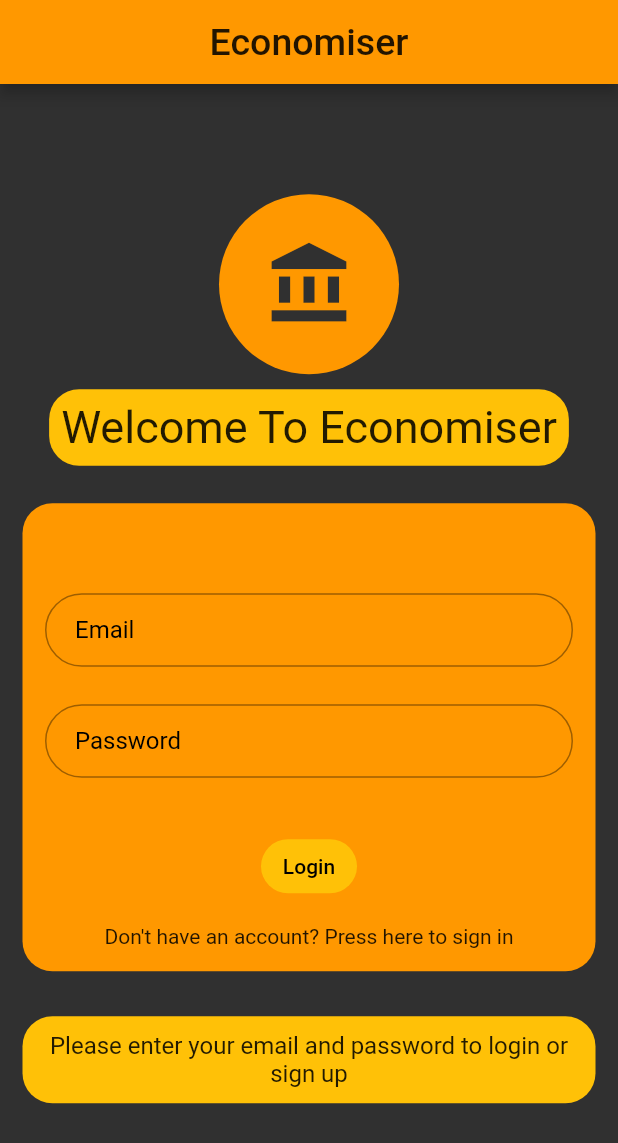
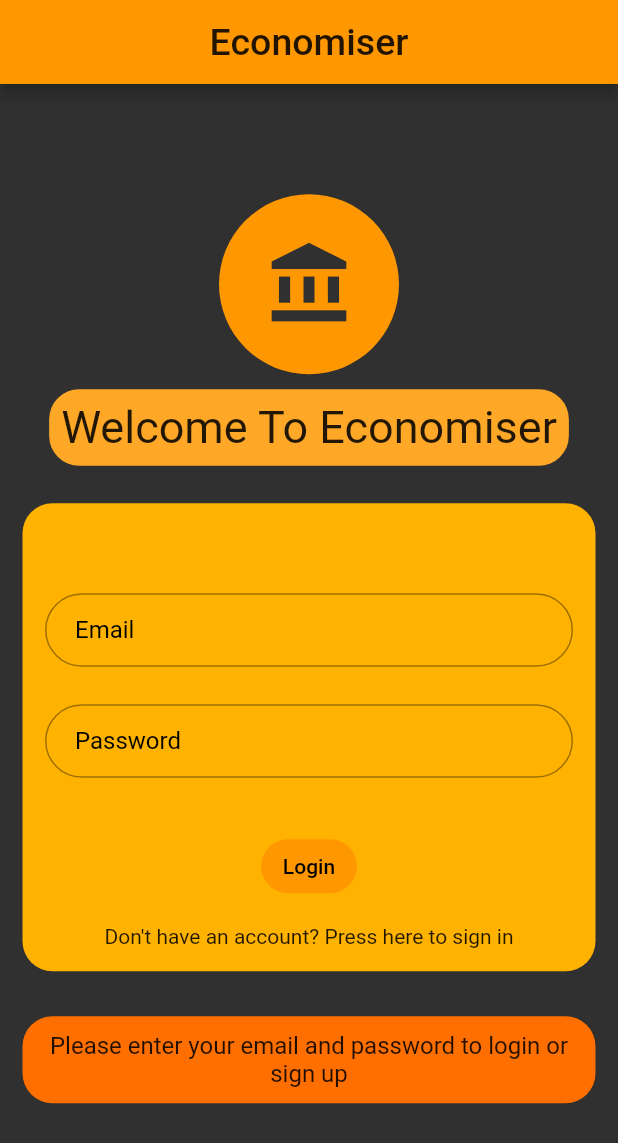
Before and after one commit to MermertH/economiser, a Flutter app: the screen it shows after launch, on a phone screen of 412 x 824 dp. Shown: the top 1143 px of the screen. Run offline on Flutter 3.47's test engine with Material 2 defaults, Android fonts, the light colour scheme and no system bars; our stand-ins replace cloud_firestore, firebase_auth, firebase_core, jiffy; accounts and stored records are empty.

Commit message:
login page color adjustments

```diff
--- a/lib/AuthenticationPage/authentication_page.dart
+++ b/lib/AuthenticationPage/authentication_page.dart
@@ -57,7 +57,7 @@ class _AuthenticationPageState extends State<AuthenticationPage> {
               padding: const EdgeInsets.symmetric(vertical: 10),
               child: Container(
                 decoration: BoxDecoration(
-                    color: Colors.amber,
+                    color: Colors.orange[400],
                     borderRadius: BorderRadius.circular(20)),
                 child: Padding(
                   padding: const EdgeInsets.all(8.0),
@@ -74,7 +74,7 @@ class _AuthenticationPageState extends State<AuthenticationPage> {
               padding: const EdgeInsets.all(15.0),
               child: Container(
                 decoration: BoxDecoration(
-                  color: Colors.orange[500],
+                  color: Colors.amber[600],
                   borderRadius: BorderRadius.circular(20),
                 ),
                 child: Padding(
@@ -143,7 +143,7 @@ class _AuthenticationPageState extends State<AuthenticationPage> {
                                   shape: RoundedRectangleBorder(
                                     borderRadius: BorderRadius.circular(20),
                                   ),
-                                  backgroundColor: Colors.amber,
+                                  backgroundColor: Colors.orange,
                                 ),
                                 child: Text('Login'),
                               )
@@ -156,7 +156,7 @@ class _AuthenticationPageState extends State<AuthenticationPage> {
                                   shape: RoundedRectangleBorder(
                                     borderRadius: BorderRadius.circular(20),
                                   ),
-                                  backgroundColor: Colors.amber,
+                                  backgroundColor: Colors.orange,
                                 ),
                                 child: Text('SignUp'),
                               ),
@@ -181,7 +181,7 @@ class _AuthenticationPageState extends State<AuthenticationPage> {
               padding: const EdgeInsets.all(15.0),
               child: Container(
                 decoration: BoxDecoration(
-                  color: Colors.amber,
+                  color: Colors.amber[900],
                   borderRadius: BorderRadius.circular(20),
                 ),
                 child: Padding(
```
